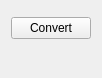
MITK/MITK, file Plugins/org.mitk.gui.qt.multilabelsegmentation/src/internal/SegmentationUtilities/SurfaceToImage/QmitkSurfaceToImageWidgetControls.ui: the form before one commit.
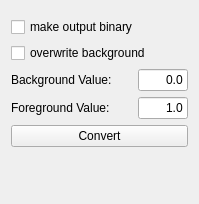
The form after the commit. Custom widgets are drawn as their Qt base class.

Commit message: improved surface stamp utility

Diff of the .ui file:
```diff
--- a/Plugins/org.mitk.gui.qt.multilabelsegmentation/src/internal/SegmentationUtilities/SurfaceToImage/QmitkSurfaceToImageWidgetControls.ui
+++ b/Plugins/org.mitk.gui.qt.multilabelsegmentation/src/internal/SegmentationUtilities/SurfaceToImage/QmitkSurfaceToImageWidgetControls.ui
@@ -6,14 +6,120 @@
    <rect>
     <x>0</x>
     <y>0</y>
-    <width>94</width>
-    <height>78</height>
+    <width>199</width>
+    <height>204</height>
    </rect>
   </property>
   <layout class="QVBoxLayout" name="verticalLayout">
    <item>
     <widget class="QmitkDataSelectionWidget" name="dataSelectionWidget" native="true"/>
    </item>
+   <item>
+    <widget class="QCheckBox" name="m_chkMakeOutputBinary">
+     <property name="text">
+      <string>make output binary</string>
+     </property>
+    </widget>
+   </item>
+   <item>
+    <widget class="QCheckBox" name="m_chkOverwriteBackground">
+     <property name="text">
+      <string>overwrite background</string>
+     </property>
+    </widget>
+   </item>
+   <item>
+    <layout class="QHBoxLayout" name="horizontalLayout_2">
+     <item>
+      <widget class="QLabel" name="label_2">
+       <property name="text">
+        <string>Background Value: </string>
+       </property>
+      </widget>
+     </item>
+     <item>
+      <spacer name="horizontalSpacer_2">
+       <property name="orientation">
+        <enum>Qt::Horizontal</enum>
+       </property>
+       <property name="sizeHint" stdset="0">
+        <size>
+         <width>40</width>
+         <height>20</height>
+        </size>
+       </property>
+      </spacer>
+     </item>
+     <item>
+      <widget class="QLineEdit" name="m_leBackgroundValue">
+       <property name="minimumSize">
+        <size>
+         <width>50</width>
+         <height>0</height>
+        </size>
+       </property>
+       <property name="maximumSize">
+        <size>
+         <width>50</width>
+         <height>16777215</height>
+        </size>
+       </property>
+       <property name="text">
+        <string>0.0</string>
+       </property>
+       <property name="alignment">
+        <set>Qt::AlignRight|Qt::AlignTrailing|Qt::AlignVCenter</set>
+       </property>
+      </widget>
+     </item>
+    </layout>
+   </item>
+   <item>
+    <layout class="QHBoxLayout" name="horizontalLayout">
+     <item>
+      <widget class="QLabel" name="label">
+       <property name="text">
+        <string>Foreground Value: </string>
+       </property>
+      </widget>
+     </item>
+     <item>
+      <spacer name="horizontalSpacer">
+       <property name="orientation">
+        <enum>Qt::Horizontal</enum>
+       </property>
+       <property name="sizeHint" stdset="0">
+        <size>
+         <width>40</width>
+         <height>20</height>
+        </size>
+       </property>
+      </spacer>
+     </item>
+     <item>
+      <widget class="QLineEdit" name="m_leForegroundValue">
+       <property name="minimumSize">
+        <size>
+         <width>50</width>
+         <height>0</height>
+        </size>
+       </property>
+       <property name="maximumSize">
+        <size>
+         <width>50</width>
+         <height>16777215</height>
+        </size>
+       </property>
+       <property name="text">
+        <string>1.0</string>
+       </property>
+       <property name="alignment">
+        <set>Qt::AlignRight|Qt::AlignTrailing|Qt::AlignVCenter</set>
+       </property>
+      </widget>
+     </item>
+    </layout>
+   </item>
    <item>
     <widget class="QPushButton" name="btnSurface2Image">
      <property name="text">
```
The commit also changes 4 other files.
